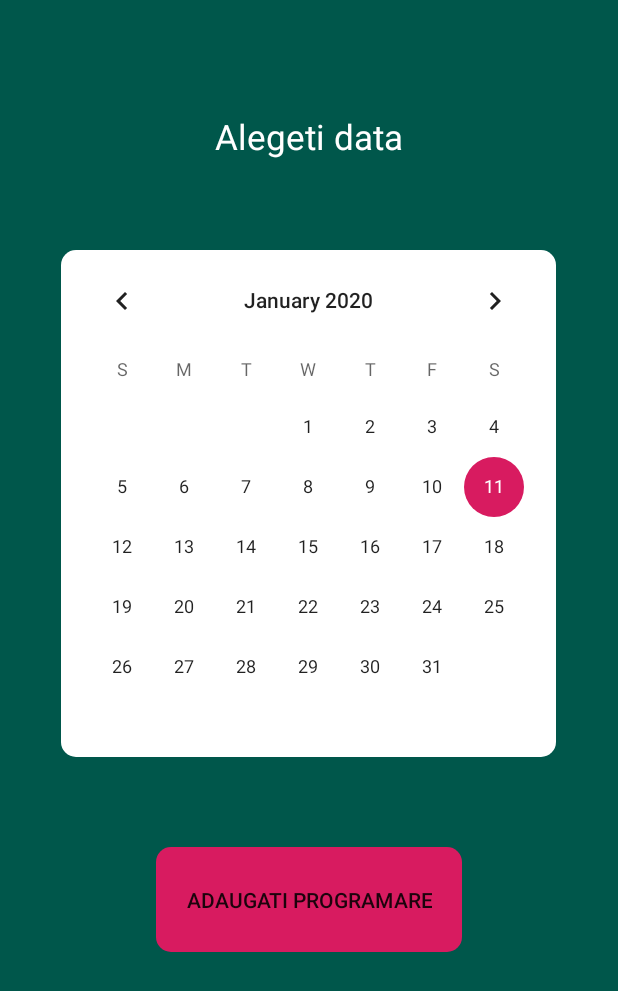
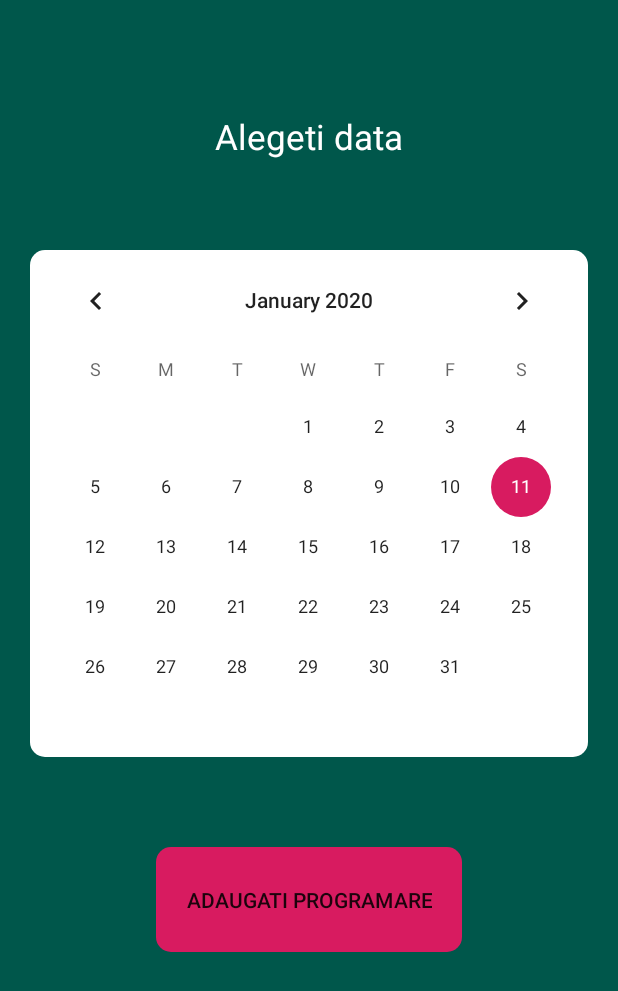
Before and after one commit to paulandrei28/Proiect-PA, an Android app: the screen it shows after launch (MainActivity), on a phone screen of 412 x 824 dp. Shown: the top 991 px of the screen. Run offline under Robolectric (Android 15) with nearby library versions, the phone set to English and light mode, and no system bars.

Commit message:
vezi daca primesti main

```diff
--- a/CalendarAppJavaP/app/src/main/res/layout/activity_main.xml
+++ b/CalendarAppJavaP/app/src/main/res/layout/activity_main.xml
@@ -22,9 +22,10 @@
 
     <LinearLayout
         android:layout_marginTop="60dp"
+        android:layout_marginHorizontal="20dp"
         android:background="@drawable/bg_calen"
         android:layout_gravity="center"
-        android:layout_width="330dp"
+        android:layout_width="match_parent"
         android:layout_height="wrap_content">
 
         <CalendarView
```
